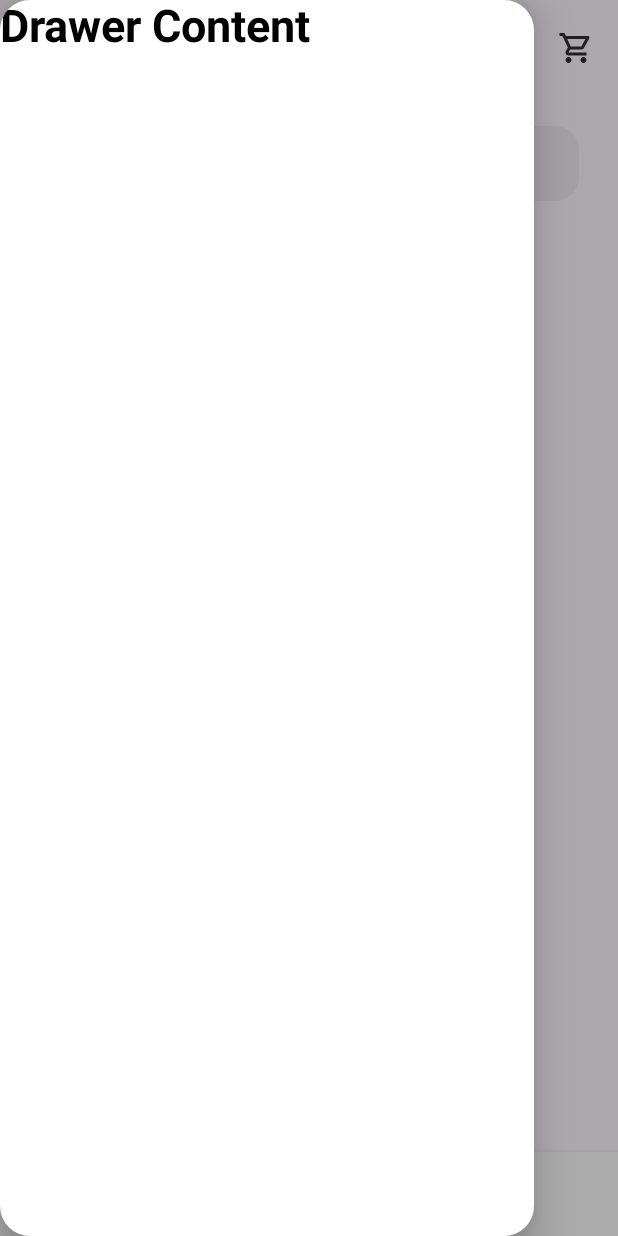
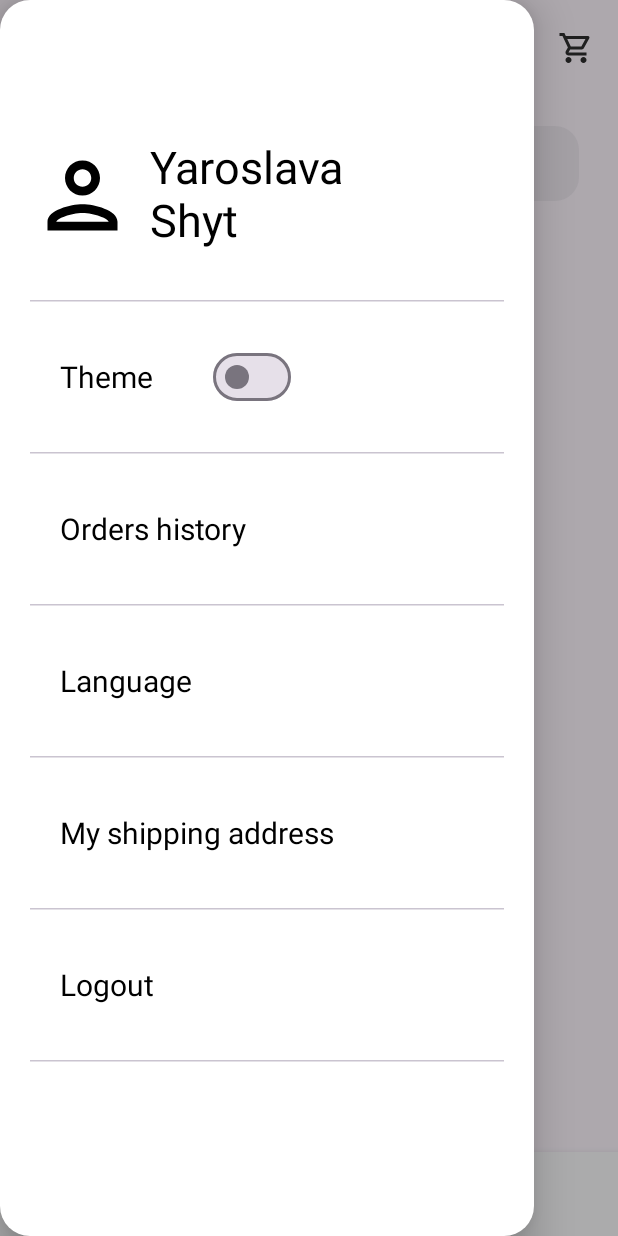
Before and after one commit to YaroslavaShyt/cw, an Android app built with Jetpack Compose: the screen it shows after launch (MainActivity), after a tap on "Menu", on a phone screen of 412 x 824 dp. Run offline under Robolectric (Android 15) with nearby library versions, the phone set to English and light mode, and no system bars; our stand-ins replace Firebase (no records; nobody signed in at launch, a user with empty details on screens opened directly).

Commit message:
- added drawer components - started implementing addresses

```diff
--- a/app/src/main/java/com/example/cw/MainActivity.kt
+++ b/app/src/main/java/com/example/cw/MainActivity.kt
@@ -8,7 +8,6 @@ import androidx.compose.foundation.layout.Column
 import androidx.compose.foundation.layout.fillMaxSize
 import androidx.compose.foundation.layout.fillMaxWidth
 import androidx.compose.foundation.layout.padding
-import androidx.compose.foundation.layout.width
 import androidx.compose.foundation.shape.RoundedCornerShape
 import androidx.compose.material.DrawerValue
 import androidx.compose.material.ModalDrawer
@@ -31,6 +30,7 @@ import androidx.compose.ui.unit.dp
 import androidx.navigation.compose.rememberNavController
 import com.example.cw.domain.di.appModule
 import com.example.cw.screens.home.main.widgets.BottomNavigationBar
+import com.example.cw.screens.home.widgets.DrawerContent
 import com.example.cw.screens.routing.NavigationApp
 import com.example.cw.ui.theme.icon
 import com.example.cw.ui.theme.lightGreen
@@ -64,7 +64,7 @@ class MainActivity : ComponentActivity() {
                     drawerState = drawerState,
                     gesturesEnabled = drawerState.isOpen,
                     drawerContent = {
-                        Text(text = "Drawer Content")
+                        DrawerContent()
                     },
                     content = {
                         Scaffold(modifier = Modifier.fillMaxSize(),
@@ -119,7 +119,8 @@ class MainActivity : ComponentActivity() {
                                 NavigationApp(navController = navController)
                             }
                         }
-                    })
+                    }
+                )
             }
         }
     }
--- a/app/src/main/java/com/example/cw/data/networking/NetworkingClient.kt
+++ b/app/src/main/java/com/example/cw/data/networking/NetworkingClient.kt
@@ -9,10 +9,18 @@ import org.koin.core.component.KoinComponent
 class NetworkingClient(private val firebaseFireStore: FirebaseFirestore) : INetworkingClient,
     KoinComponent {
 
+    override suspend fun get(
+        endpoint: String,
+        conditions: Map<String, Any>?
+    ): List<Map<String, Any>> {
+        return try {
+            val query = firebaseFireStore.collection(endpoint).apply {
+                conditions?.forEach { (field, value) ->
+                    this.whereEqualTo(field, value)
+                }
+            }
 
-    override suspend fun get(endpoint: String): List<Map<String, Any>> {
-        return try {
-            val result: QuerySnapshot = firebaseFireStore.collection(endpoint).get().await()
+            val result: QuerySnapshot = query.get().await()
 
             result.documents.map { document ->
                 document.data ?: emptyMap()
--- a/app/src/main/java/com/example/cw/domain/networking/INetworkingClient.kt
+++ b/app/src/main/java/com/example/cw/domain/networking/INetworkingClient.kt
@@ -3,6 +3,6 @@ package com.example.cw.domain.networking
 import org.koin.core.component.KoinComponent
 
 interface INetworkingClient: KoinComponent {
-    suspend fun get(endpoint: String): List<Map<String, Any>>
+    suspend fun get(endpoint: String, conditions: Map<String, Any>? = null): List<Map<String, Any>>
 
 }
--- a/app/src/main/java/com/example/cw/domain/networking/endpoints.kt
+++ b/app/src/main/java/com/example/cw/domain/networking/endpoints.kt
@@ -2,3 +2,4 @@ package com.example.cw.domain.networking
 
 const val plantsEnd: String = "plants"
 const val plantsCategoriesEnd = "plant_category"
+const val userEnd = "user"
--- /dev/null
+++ b/app/src/main/java/com/example/cw/domain/user/IUserService.kt
@@ -0,0 +1,6 @@
+package com.example.cw.domain.user
+
+import org.koin.core.component.KoinComponent
+
+interface IUserService : KoinComponent {
+}
--- /dev/null
+++ b/app/src/main/java/com/example/cw/screens/home/widgets/DrawerContent.kt
@@ -0,0 +1,143 @@
+package com.example.cw.screens.home.widgets
+
+import androidx.compose.foundation.layout.Arrangement
+import androidx.compose.foundation.layout.Box
+import androidx.compose.foundation.layout.Column
+import androidx.compose.foundation.layout.Row
+import androidx.compose.foundation.layout.fillMaxWidth
+import androidx.compose.foundation.layout.height
+import androidx.compose.foundation.layout.padding
+import androidx.compose.foundation.layout.width
+import androidx.compose.material3.Switch
+import androidx.compose.material3.MaterialTheme
+import androidx.compose.material3.Text
+import androidx.compose.material.icons.Icons
+import androidx.compose.material.icons.outlined.Person
+import androidx.compose.material3.HorizontalDivider
+import androidx.compose.material3.Icon
+import androidx.compose.material3.SwitchColors
+import androidx.compose.material3.SwitchDefaults
+import androidx.compose.runtime.Composable
+import androidx.compose.runtime.getValue
+import androidx.compose.runtime.mutableStateOf
+import androidx.compose.runtime.remember
+import androidx.compose.runtime.setValue
+import androidx.compose.ui.Alignment
+import androidx.compose.ui.Modifier
+import androidx.compose.ui.text.font.FontWeight
+import androidx.compose.ui.unit.dp
+import androidx.compose.ui.unit.sp
+import com.example.cw.ui.theme.icon
+import com.example.cw.ui.theme.lightGray
+import com.example.cw.ui.theme.lightGreen
+import com.example.cw.ui.theme.mainWhite
+import com.example.cw.ui.theme.olive
+
+@Composable
+fun DrawerContent() {
+    var isChecked by remember { mutableStateOf(false) }
+
+    Column {
+        UserNameAndImageRow()
+        Column(
+            modifier = Modifier.padding(horizontal = 20.dp)
+        ) {
+            HorizontalDivider()
+            DrawerItem(
+                title = "Theme",
+                widget = {
+                    MainSwitch(
+                        isChecked = isChecked,
+                        onCheckedChange = { isChecked = it })
+                })
+            HorizontalDivider()
+            DrawerItem(title = "Orders history")
+            HorizontalDivider()
+            DrawerItem(title = "Language", widget = { })
+            HorizontalDivider()
+            DrawerItem(title = "My shipping address")
+            HorizontalDivider()
+            DrawerItem(title = "Logout")
+            HorizontalDivider()
+        }
+
+    }
+
+
+}
+
+@Composable
+private fun MainSwitch(isChecked: Boolean, onCheckedChange: (Boolean) -> Unit) {
+    Switch(
+        checked = isChecked,
+        onCheckedChange = onCheckedChange,
+        modifier = Modifier.padding(start = 20.dp),
+        colors = SwitchDefaults.colors(
+            checkedThumbColor = mainWhite,
+            checkedTrackColor = olive,
+            disabledUncheckedThumbColor = lightGray,
+            disabledUncheckedTrackColor = mainWhite,
+            disabledUncheckedBorderColor = icon,
+        )
+    )
+}
+
+@Composable
+private fun UserNameAndImageRow() {
+    Box(
+        modifier = Modifier
+            .height(200.dp)
+            .padding(start = 20.dp, bottom = 20.dp)
+            .fillMaxWidth(),
+        contentAlignment = Alignment.BottomStart,
+    ) {
+        Row(
+            verticalAlignment = Alignment.CenterVertically,
+            horizontalArrangement = Arrangement.SpaceBetween,
+        ) {
+            Icon(
+                imageVector = Icons.Outlined.Person,
+                contentDescription = null,
+                modifier = Modifier
+                    .height(100.dp)
+                    .width(80.dp)
+                    .padding(end = 10.dp)
+            )
+            Column {
+                Text(
+                    "Yaroslava",
+                    style = MaterialTheme.typography.bodyLarge.copy(fontWeight = FontWeight.Normal)
+                )
+                Text(
+                    "Shyt",
+                    style = MaterialTheme.typography.bodyLarge.copy(fontWeight = FontWeight.Normal)
+                )
+            }
+        }
+    }
+}
+
+@Composable
+private fun DrawerItem(title: String, widget: @Composable (() -> Unit)? = null) {
+    Box(
+        modifier = Modifier
+            .height(100.dp)
+            .fillMaxWidth()
+    ) {
+        Row(
+            verticalAlignment = Alignment.CenterVertically,
+            modifier = Modifier
+                .padding(start = 20.dp)
+                .height(100.dp)
+                .fillMaxWidth()
+        ) {
+            Text(
+                text = title,
+                style = MaterialTheme.typography.bodyMedium.copy(fontSize = 20.sp),
+                modifier = Modifier.padding(end = 20.dp)
+            )
+            widget?.let { it() }
+        }
+    }
+
+}
```
Also changed, not shown: app/src/main/java/com/example/cw/data/user/Address.kt (added, +22 -0 lines), app/src/main/java/com/example/cw/data/user/UserRepository.kt (added, +24 -0 lines), app/src/main/java/com/example/cw/domain/user/IUserRepository.kt (added, +8 -0 lines), app/src/main/java/com/example/cw/screens/home/widgets/Drawer.kt (deleted, +0 -55 lines), app/src/main/java/com/example/cw/screens/home/widgets/LanguageDropdown.kt (added, +75 -0 lines), app/src/main/java/com/example/cw/screens/shippingAddresses/ShippingAddressesScreen.kt (added, +14 -0 lines), app/src/main/java/com/example/cw/screens/shippingAddresses/ShippingAddressesViewModel.kt (added, +7 -0 lines), app/src/main/java/com/example/cw/screens/shippingAddresses/widgets/AddressRow.kt (added, +31 -0 lines).
